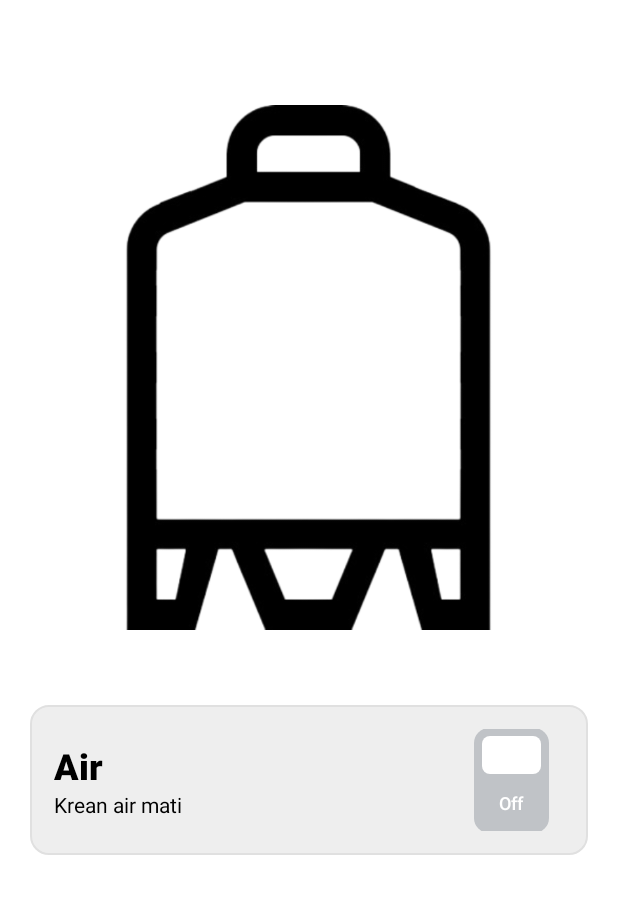
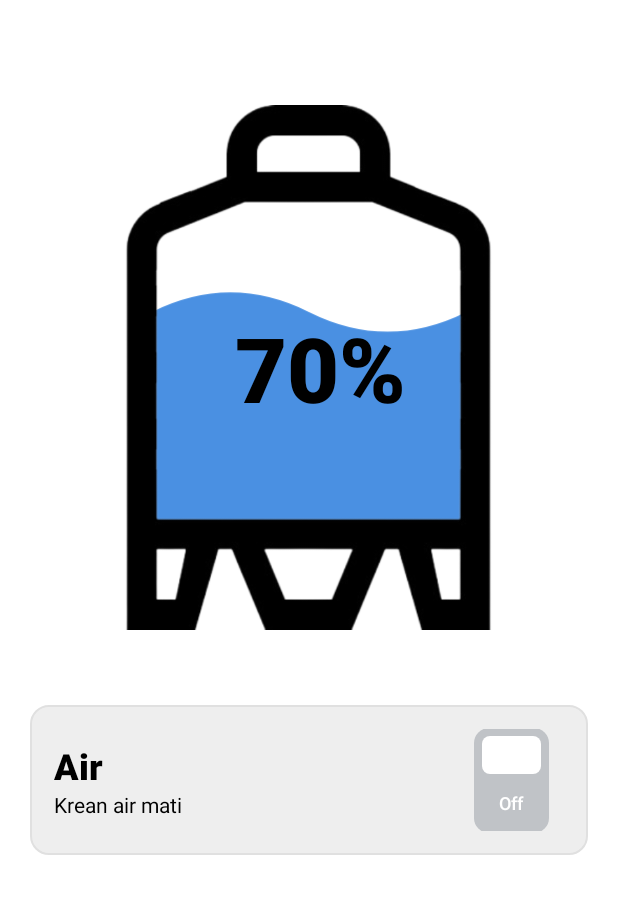
Before and after one commit to nuhgroh2004/smartHome, an Android app: the layout activity_monitoring_tandon_air.xml on its own in the app's theme, with its tools: preview values and no code run, on a phone screen of 412 x 824 dp, the part 72-986 px from its top. Run offline under Robolectric (Android 15) with nearby library versions, the phone set to English and light mode, and no system bars.

Commit message:
activity_monitoring_tandon_air [ui versi 2]

```diff
--- a/app/src/main/AndroidManifest.xml
+++ b/app/src/main/AndroidManifest.xml
@@ -13,7 +13,7 @@
         android:theme="@style/Theme.SmartHome"
         tools:targetApi="31">
         <activity
-            android:name=".MonitoringTandonAirActivity"
+            android:name=".HomeActivity"
             android:exported="false" />
         <activity
             android:name=".ControlLampuActivity"
@@ -22,7 +22,8 @@
             android:name=".MainActivity"
             android:exported="false" />
         <activity
-            android:name=".HomeActivity"
+
+            android:name=".MonitoringTandonAirActivity"
             android:exported="true">
             <intent-filter>
                 <action android:name="android.intent.action.MAIN" />
--- /dev/null
+++ b/app/src/main/res/drawable/toren_air_level_air.xml
@@ -0,0 +1,60 @@
+<?xml version="1.0" encoding="utf-8"?>
+<layer-list xmlns:android="http://schemas.android.com/apk/res/android">
+
+
+    <item android:bottom="0dp">
+        <vector
+            android:width="400dp"
+            android:height="200dp"
+            android:viewportWidth="400"
+            android:viewportHeight="200">
+
+            <path
+                android:fillColor="#4A90E2"
+                android:pathData="M0,100 Q100,50 200,100 T400,100 L400,200 L0,200 Z" />
+        </vector>
+    </item>
+
+    <!-- Middle wave layer -->
+    <item android:bottom="80dp">
+        <vector
+            android:width="400dp"
+            android:height="200dp"
+            android:viewportWidth="400"
+            android:viewportHeight="200">
+
+            <path
+                android:fillColor="#4A90E2"
+                android:pathData="M0,100 Q100,50 200,100 T400,100 L400,200 L0,200 Z" />
+        </vector>
+    </item>
+
+    <!-- Top wave layer (lightest blue) -->
+    <item android:bottom="160dp">
+        <vector
+            android:width="400dp"
+            android:height="200dp"
+            android:viewportWidth="400"
+            android:viewportHeight="200">
+
+            <path
+                android:fillColor="#4A90E2"
+                android:pathData="M0,120 Q100,70 200,120 T400,120 L400,200 L0,200 Z" />
+        </vector>
+    </item>
+
+    <!-- Second top wave layer -->
+    <item android:bottom="220dp">
+        <vector
+            android:width="400dp"
+            android:height="200dp"
+            android:viewportWidth="400"
+            android:viewportHeight="200">
+
+            <path
+                android:fillColor="#4A90E2"
+                android:pathData="M0,140 Q100,90 200,140 T400,140 L400,200 L0,200 Z" />
+        </vector>
+    </item>
+
+</layer-list>
--- a/app/src/main/res/layout/activity_monitoring_tandon_air.xml
+++ b/app/src/main/res/layout/activity_monitoring_tandon_air.xml
@@ -73,11 +73,30 @@
                 android:orientation="vertical"
                 >
                 <ImageView
+                    android:layout_width="220dp"
+                    android:layout_height="220dp"
+                    android:layout_gravity="center"
+                    android:src="@drawable/toren_air_level_air"
+                    />
+
+                <ImageView
                     android:layout_width="350dp"
                     android:layout_height="450dp"
                     android:layout_gravity="center"
                     android:src="@drawable/toren_png_img"
                     />
+
+                <TextView
+                    android:layout_width="wrap_content"
+                    android:layout_height="wrap_content"
+                    android:layout_marginStart="8dp"
+                    android:text="70%"
+                    android:textStyle="bold"
+                    android:layout_gravity="center"
+                    android:textSize="60sp"
+                    android:textColor="#000000"
+                    android:fontFamily="sans-serif-medium" />
+
             </FrameLayout>
 
 
```
